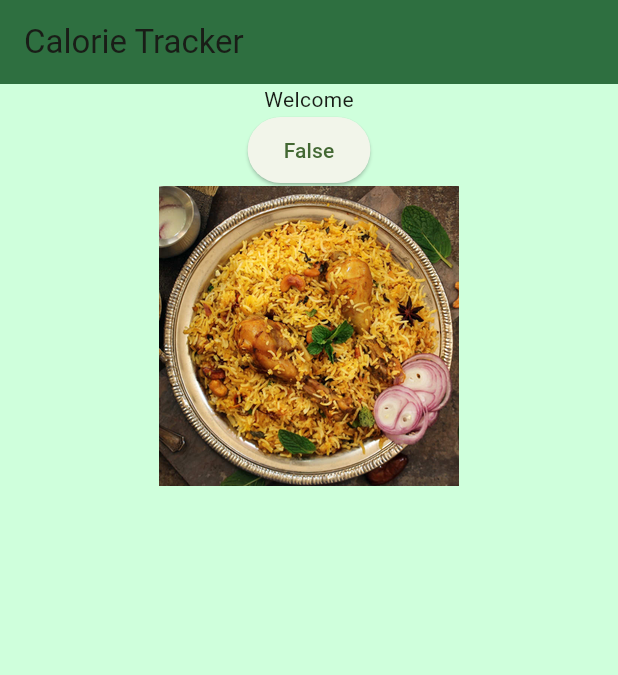
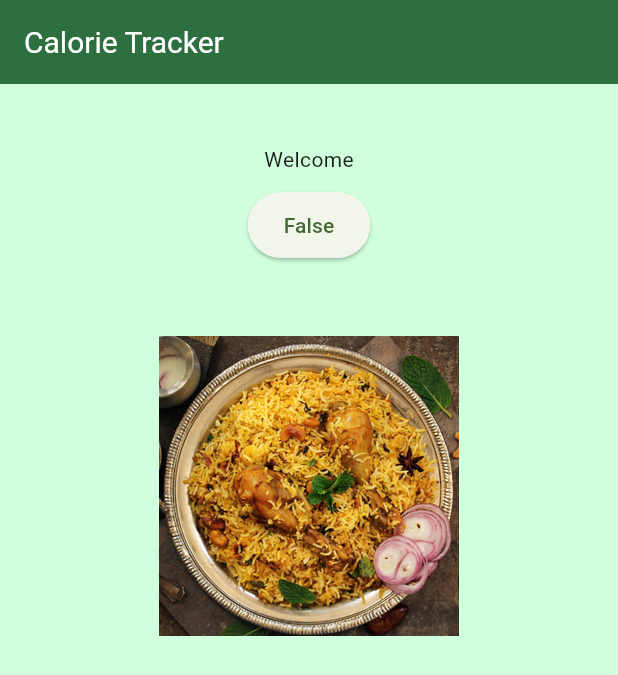
Before and after one commit to jerardh/nutrilens, a Flutter app: the screen it shows after launch, on a phone screen of 412 x 824 dp. Shown: the top 675 px of the screen. Run offline on Flutter 3.47's test engine with Material 3 defaults, Android fonts, the phone set to English and light mode, and no system bars; our stand-ins replace image_picker.

Commit message:
Minor UI Fixes for app header and space alignments

```diff
--- /dev/null
+++ b/lib/Heading.dart
@@ -0,0 +1,13 @@
+import 'package:flutter/material.dart';
+import 'package:flutter/widgets.dart';
+
+class Heading extends StatelessWidget {
+  @override
+  String text = "Calorie Tracker";
+  Widget build(BuildContext context) {
+    return Text(
+      text,
+      style: TextStyle(color: Colors.white, fontSize: 20),
+    );
+  }
+}
--- a/lib/home.dart
+++ b/lib/home.dart
@@ -11,6 +11,11 @@ class Home extends StatefulWidget {
 class HomeState extends State<Home> {
   @override
   Widget build(BuildContext context) {
-    return Column(children: [Text("Welcome"), ImagePick()]);
+    return Column(children: [
+      SizedBox(height: 40),
+      Text("Welcome"),
+      SizedBox(height: 10),
+      ImagePick()
+    ]);
   }
 }
--- a/lib/imagepicker.dart
+++ b/lib/imagepicker.dart
@@ -23,6 +23,7 @@ class ImagePickState extends State<ImagePick> {
             style: ElevatedButton.styleFrom(
               padding: EdgeInsets.symmetric(horizontal: 24, vertical: 12),
             )),
+        SizedBox(height: 50),
         _img
       ],
     ));
--- a/lib/main.dart
+++ b/lib/main.dart
@@ -1,3 +1,4 @@
+import 'package:calorie_tracker/Heading.dart';
 import 'package:calorie_tracker/home.dart';
 import 'package:flutter/material.dart';
 
@@ -22,8 +23,7 @@ class MyApp extends StatelessWidget {
           useMaterial3: true,
           scaffoldBackgroundColor: const Color(primaryColor)),
       home: Scaffold(
-          appBar:
-              AppBar(title: Text(appName), backgroundColor: Color(primaryDark)),
+          appBar: AppBar(title: Heading(), backgroundColor: Color(primaryDark)),
           body: Center(child: Home())),
     );
   }
```
